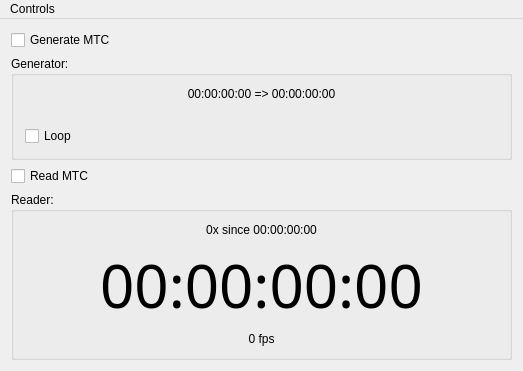
The window that app/MidiTool/MidiToolWindow.ui (JokerSync/Joker) describes before a commit, drawn with Qt 5.
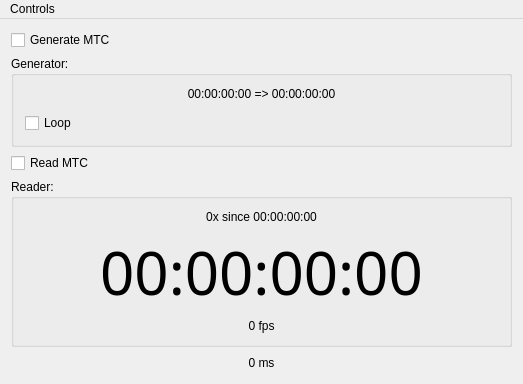
The same window after the commit. Custom widgets are drawn as their Qt base class.

Commit message: display delay between writer and reader

What changed in the file:
```diff
--- a/app/MidiTool/MidiToolWindow.ui
+++ b/app/MidiTool/MidiToolWindow.ui
@@ -7,7 +7,7 @@
     <x>0</x>
     <y>0</y>
     <width>523</width>
-    <height>371</height>
+    <height>384</height>
    </rect>
   </property>
   <property name="windowTitle">
@@ -116,6 +116,16 @@
       </layout>
      </widget>
     </item>
+    <item>
+     <widget class="QLabel" name="labelDelay">
+      <property name="text">
+       <string>0 ms</string>
+      </property>
+      <property name="alignment">
+       <set>Qt::AlignCenter</set>
+      </property>
+     </widget>
+    </item>
    </layout>
   </widget>
   <widget class="QMenuBar" name="menuBar">
```
Left out of the diff: 2 changed lines with no effect on the pictures. The commit also changes 2 other files.
